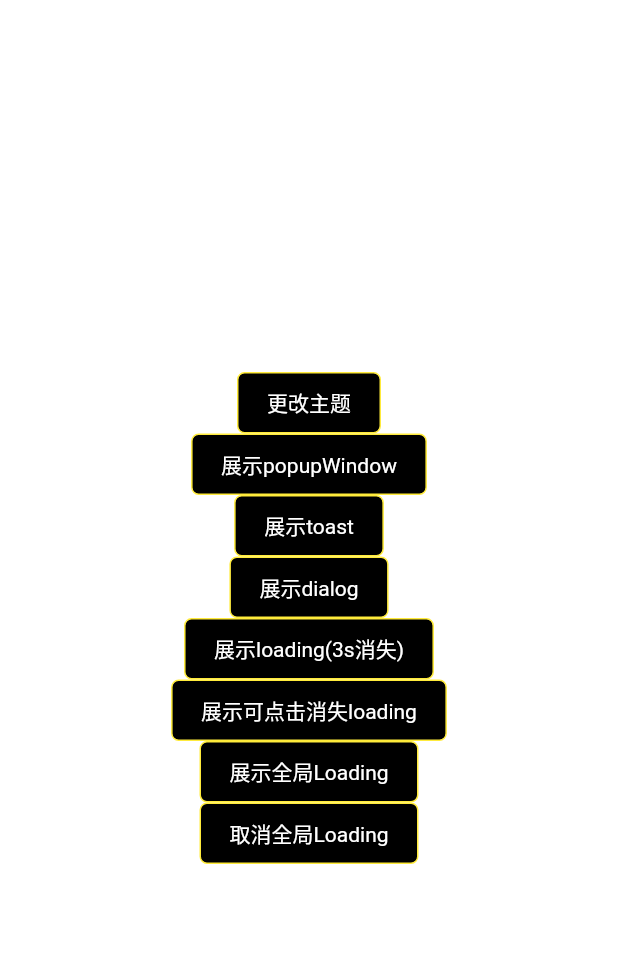
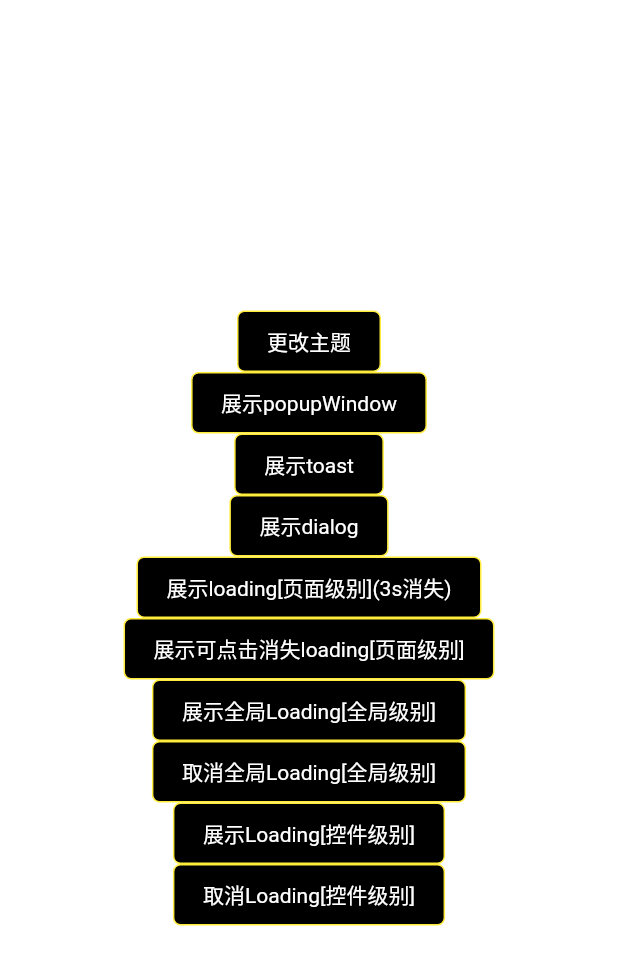
Before and after one commit to msilemsile/flutter_app, a Flutter app: the screen it shows after launch, on a phone screen of 412 x 824 dp. Shown: the top 965 px of the screen. Run offline on Flutter 3.47's test engine with Material 2 defaults, Android fonts, the phone set to English and light mode, and no system bars.

Commit message:
增加控件级别loading

```diff
--- /dev/null
+++ b/lib/common/CommonLoadingPage.dart
@@ -0,0 +1,90 @@
+import 'package:flutter/cupertino.dart';
+import 'package:flutter/material.dart';
+
+import 'CommonPage.dart';
+import 'LoadingPage.dart';
+
+///通用展示loading界面
+class CommonLoadingPage extends StatefulWidget {
+  final Widget child;
+  final Color color;
+  final bool showLoading;
+  final LoadingController loadingController;
+
+  CommonLoadingPage(
+      {Key key,
+      @required this.child,
+      this.color,
+      @required this.loadingController,
+      this.showLoading = false})
+      : super(key: key);
+
+  @override
+  State<StatefulWidget> createState() {
+    _CommonLoadingState commonLoadingState = _CommonLoadingState(showLoading);
+    loadingController._loading = commonLoadingState;
+    return commonLoadingState;
+  }
+}
+
+class _CommonLoadingState extends State<CommonLoadingPage> with LoadingMixin {
+  bool hasShowLoading;
+
+  _CommonLoadingState(this.hasShowLoading);
+
+  @override
+  Widget build(BuildContext context) {
+    return hasShowLoading
+        ? BasePage(
+            child: Stack(
+              children: [
+                widget.child,
+                Align(
+                  alignment: Alignment.center,
+                  child: LoadingWidget(),
+                )
+              ],
+            ),
+            color: widget.color,
+          )
+        : BasePage(child: widget.child, color: widget.color);
+  }
+
+  @override
+  dismissLoading() {
+    setState(() {
+      hasShowLoading = false;
+    });
+  }
+
+  @override
+  showLoading() {
+    setState(() {
+      hasShowLoading = true;
+    });
+  }
+}
+
+///loading控制器
+class LoadingController {
+  LoadingMixin _loading;
+
+  showLoading() {
+    if (_loading != null) {
+      _loading.showLoading();
+    }
+  }
+
+  dismissLoading() {
+    if (_loading != null) {
+      _loading.dismissLoading();
+    }
+  }
+}
+
+///loading mixin
+mixin LoadingMixin {
+  showLoading();
+
+  dismissLoading();
+}
--- a/lib/common/CommonPage.dart
+++ b/lib/common/CommonPage.dart
@@ -6,7 +6,7 @@ class CommonPage extends BasePage {
   final Widget child;
   final Color color;
 
-  CommonPage({Key key, this.child, this.color})
+  CommonPage({Key key, @required this.child, this.color})
       : super(key: key, child: child, color: color);
 
   @override
@@ -20,7 +20,7 @@ class BasePage extends StatelessWidget {
   final Widget child;
   final Color color;
 
-  BasePage({Key key, this.child, this.color}) : super(key: key);
+  BasePage({Key key, @required this.child, this.color}) : super(key: key);
 
   @override
   Widget build(BuildContext context) {
--- a/lib/main.dart
+++ b/lib/main.dart
@@ -5,6 +5,7 @@ import 'package:flutter/cupertino.dart';
 import 'package:flutter/material.dart';
 import 'package:flutter/rendering.dart';
 import 'package:flutter/widgets.dart';
+import 'package:flutter_app/common/CommonLoadingPage.dart';
 import 'package:flutter_app/theme/res/ColorsKey.dart';
 import 'package:flutter_app/theme/res/ShapeRes.dart';
 import 'package:flutter_app/utils/AppDialog.dart';
@@ -27,9 +28,13 @@ void main() {
 }
 
 class HomePage extends StatelessWidget {
+  ///loading控制器
+  final LoadingController _loadingController = LoadingController();
+
   @override
   Widget build(BuildContext context) {
-    return BasePage(
+    return CommonLoadingPage(
+      loadingController: _loadingController,
       child: Container(
         alignment: Alignment.center,
         color: ThemeProvider.getColor(context, ColorsKey.bg_ffffff),
@@ -52,7 +57,7 @@ class HomePage extends StatelessWidget {
             buildButton(context, "展示dialog", () {
               showDialog(context);
             }),
-            buildButton(context, "展示loading(3s消失)", () {
+            buildButton(context, "展示loading[页面级别](3s消失)", () {
               showLoading(context);
 
               ///打开新的界面 3秒后测试上一个loading加载界面是否会消失
@@ -60,14 +65,20 @@ class HomePage extends StatelessWidget {
                 return HomePage();
               }));
             }),
-            buildButton(context, "展示可点击消失loading", () {
+            buildButton(context, "展示可点击消失loading[页面级别]", () {
               showCancelLoading(context);
             }),
-            buildButton(context, "展示全局Loading", () {
+            buildButton(context, "展示全局Loading[全局级别]", () {
               showAppLoading(context);
             }),
-            buildButton(context, "取消全局Loading", () {
+            buildButton(context, "取消全局Loading[全局级别]", () {
               hideAppLoading();
+            }),
+            buildButton(context, "展示Loading[控件级别]", () {
+              _loadingController.showLoading();
+            }),
+            buildButton(context, "取消Loading[控件级别]", () {
+              _loadingController.dismissLoading();
             }),
           ],
         ),
--- a/lib/utils/Loading.dart
+++ b/lib/utils/Loading.dart
@@ -13,18 +13,23 @@ class Loading {
   static void show(BuildContext context,
       [bool canTouchClose = false, bool canBackClose = true]) {
     ModalRoute currentPageRoute = ModalRoute.of(context);
+    if (!currentPageRoute.isCurrent) {
+      return;
+    }
     bool containsKey = _instance.loadingRouterMap.containsKey(currentPageRoute);
     if (!containsKey) {
       TransparentRoute loadingRouter = TransparentRoute(builder: (_) {
         return WillPopCallbackPage(
           touchPopCallback: canTouchClose
               ? (_) {
-            hide(context);
-          }
+                  hide(context);
+                }
               : null,
-          backPopCallback: canBackClose ? (_) {
-            hide(context);
-          } : null,
+          backPopCallback: canBackClose
+              ? (_) {
+                  hide(context);
+                }
+              : null,
           child: Center(
             child: LoadingWidget(),
           ),
@@ -41,7 +46,7 @@ class Loading {
     bool containsKey = _instance.loadingRouterMap.containsKey(currentPageRoute);
     if (containsKey) {
       TransparentRoute loadingRouter =
-      _instance.loadingRouterMap[currentPageRoute];
+          _instance.loadingRouterMap[currentPageRoute];
       Navigator.of(context).removeRoute(loadingRouter);
       _instance.loadingRouterMap.remove(currentPageRoute);
     }
--- a/pubspec.yaml
+++ b/pubspec.yaml
@@ -40,8 +40,6 @@ flutter:
   uses-material-design: true
 
   # To add assets to your application, add an assets section, like this:
-  assets:
-     - images/
 
   # An image asset can refer to one or more resolution-specific "variants", see
   # https://flutter.dev/assets-and-images/#resolution-aware.
```
